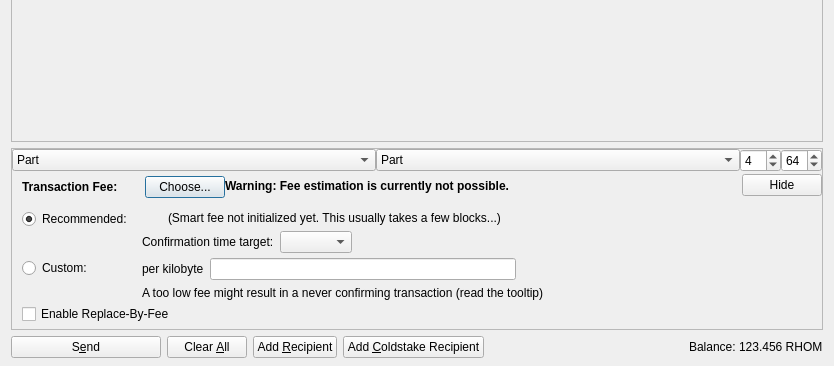
This is src/qt/forms/sendcoinsdialog.ui in rhombus-project/rhombus-core as Qt 5 draws it before an edit; both pictures show x 0 to 834 and y 241 to 607 of the 834 by 607 pixel window. The edited form follows.
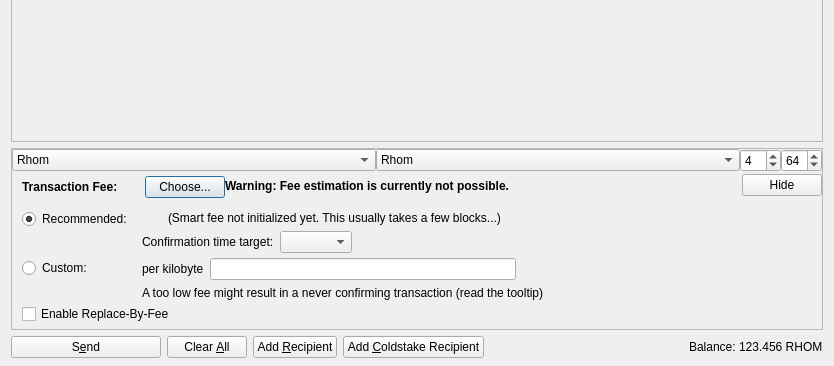
This is the edited form. Icons and pictures are not drawn. Custom widgets are drawn as their Qt base class.

```diff
--- a/src/qt/forms/sendcoinsdialog.ui
+++ b/src/qt/forms/sendcoinsdialog.ui
@@ -673,7 +673,7 @@
           </property>
           <item>
            <property name="text">
-            <string>Part</string>
+            <string>Rhom</string>
            </property>
           </item>
           <item>
@@ -695,7 +695,7 @@
           </property>
           <item>
            <property name="text">
-            <string>Part</string>
+            <string>Rhom</string>
            </property>
           </item>
           <item>
```
